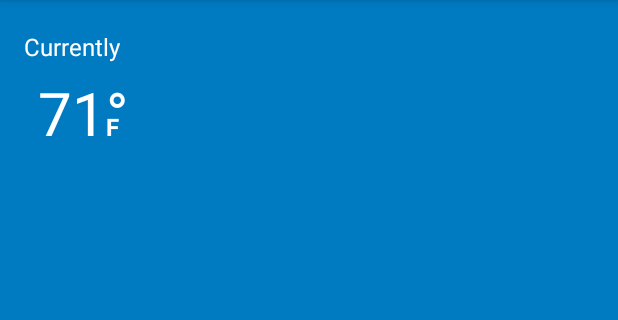
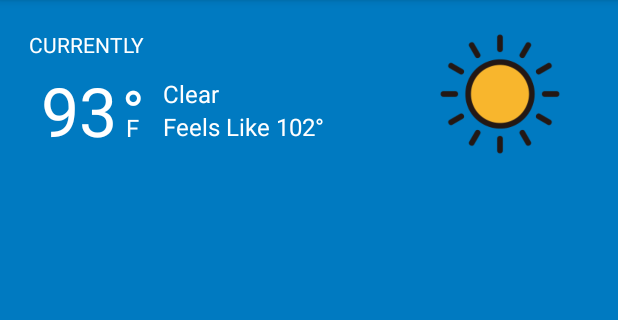
Before and after one commit to thatwaz/WeatherCast, an Android app: the screen it shows after launch (MainActivity), on a phone screen of 412 x 824 dp, the part 84-404 px from its top. Run offline under Robolectric (Android 15) with nearby library versions, the phone set to English and light mode, and no system bars; libraries missing offline, so code that uses them is left out: com.karumi.dexter.

Commit message:
add more current weather u.i.

```diff
--- a/app/src/main/res/layout/fragment_current_weather.xml
+++ b/app/src/main/res/layout/fragment_current_weather.xml
@@ -12,7 +12,17 @@
         android:layout_height="300dp"
         android:background="@color/sky_blue"
         app:layout_constraintEnd_toEndOf="parent"
-        app:layout_constraintHorizontal_bias="0.0"
+        app:layout_constraintHorizontal_bias="1.0"
+        app:layout_constraintStart_toStartOf="parent"
+        app:layout_constraintTop_toTopOf="parent">
+
+
+        <androidx.constraintlayout.widget.ConstraintLayout
+            android:id="@+id/cl_temperature"
+            android:layout_width="wrap_content"
+            android:layout_height="wrap_content"
+            android:layout_marginStart="16dp"
+            android:layout_marginTop="20dp"
             app:layout_constraintStart_toStartOf="parent"
             app:layout_constraintTop_toTopOf="parent">
 
@@ -20,11 +30,10 @@
                 android:id="@+id/lbl_currently"
                 android:layout_width="wrap_content"
                 android:layout_height="wrap_content"
-            android:text="Currently"
-            android:layout_marginTop="20dp"
-            android:layout_marginStart="16dp"
+                android:layout_marginStart="3dp"
+                android:text="CURRENTLY"
                 android:textColor="@color/white"
-            android:textSize="16sp"
+                android:textSize="14sp"
                 app:layout_constraintStart_toStartOf="parent"
                 app:layout_constraintTop_toTopOf="parent" />
 
@@ -32,37 +41,72 @@
                 android:id="@+id/tv_current_temperature"
                 android:layout_width="wrap_content"
                 android:layout_height="wrap_content"
-            android:text="71"
-            android:layout_marginTop="6dp"
+                android:layout_marginTop="4dp"
+                android:text=" 93"
                 android:textColor="@color/white"
-            android:textSize="40sp"
-            app:layout_constraintStart_toStartOf="@id/lbl_currently"
-            app:layout_constraintTop_toBottomOf="@id/lbl_currently"
-            app:layout_constraintEnd_toEndOf="@id/lbl_currently"/>
+                android:textSize="45sp"
+                app:layout_constraintStart_toStartOf="parent"
+                app:layout_constraintTop_toBottomOf="@id/lbl_currently" />
 
             <TextView
                 android:id="@+id/unicode_temperature_symbol"
-            app:layout_constraintTop_toTopOf="@id/tv_current_temperature"
-            app:layout_constraintStart_toStartOf="@id/tv_current_temperature"
-            android:layout_marginStart="35dp"
+                android:layout_width="wrap_content"
+                android:layout_height="wrap_content"
+                android:layout_marginTop="3dp"
+                android:text="\u00B0"
+                android:textColor="@color/white"
                 android:textSize="40sp"
-            android:text=" \u00B0"
-            android:textColor="@color/white"
-            android:layout_width="wrap_content"
-            android:layout_height="wrap_content"/>
+                app:layout_constraintEnd_toEndOf="@id/lbl_fahrenheit"
+                app:layout_constraintStart_toStartOf="@id/lbl_fahrenheit"
+                app:layout_constraintTop_toTopOf="@id/tv_current_temperature" />
 
 
             <TextView
                 android:id="@+id/lbl_fahrenheit"
                 android:layout_width="wrap_content"
                 android:layout_height="wrap_content"
-        android:textStyle="bold"
-        app:layout_constraintBaseline_toBaselineOf="@id/tv_current_temperature"
-        app:layout_constraintStart_toEndOf="@id/tv_current_temperature"
-        android:textSize="16sp"
+                android:layout_marginStart="6dp"
                 android:text="F"
                 android:textColor="@color/white"
-/>
+                android:textSize="16sp"
+
+                app:layout_constraintBaseline_toBaselineOf="@id/tv_current_temperature"
+                app:layout_constraintStart_toEndOf="@id/tv_current_temperature" />
+
+        </androidx.constraintlayout.widget.ConstraintLayout>
+
+        <TextView
+            android:id="@+id/tv_current_conditions"
+            android:layout_width="wrap_content"
+            android:layout_height="wrap_content"
+            android:textColor="@color/white"
+            android:textSize="16sp"
+            android:layout_marginStart="12dp"
+            android:text="Clear"
+            app:layout_constraintTop_toTopOf="@id/cl_temperature"
+            app:layout_constraintStart_toEndOf="@+id/cl_temperature"
+            app:layout_constraintBottom_toBottomOf="@id/cl_temperature"/>
+
+        <ImageView
+            android:id="@+id/imageView"
+            android:layout_width="125dp"
+            android:layout_height="125dp"
+
+            android:layout_marginEnd="16dp"
+            android:src="@drawable/sun"
+            app:layout_constraintEnd_toEndOf="parent"
+            app:layout_constraintBottom_toBottomOf="@id/cl_temperature"
+            app:layout_constraintTop_toTopOf="@id/cl_temperature" />
+
+        <TextView
+            android:id="@+id/tv_feels_like"
+            android:layout_width="wrap_content"
+            android:layout_height="wrap_content"
+            android:textColor="@color/white"
+            android:textSize="16sp"
+            android:text="Feels Like 102\u00B0"
+            app:layout_constraintStart_toStartOf="@+id/tv_current_conditions"
+            app:layout_constraintTop_toBottomOf="@id/tv_current_conditions" />
 
 
     </androidx.constraintlayout.widget.ConstraintLayout>
--- a/app/src/main/res/values/colors.xml
+++ b/app/src/main/res/values/colors.xml
@@ -12,6 +12,7 @@
     <color name="blue_700">#303F9F</color>
     <color name="dark_blue">#002171</color>
     <color name="sky_blue">#007ac1</color>
+    <color name="sky_blue2">#03A9F4</color>
     <color name="sky_grey">#62757f</color>
     <color name="sky_night">#000051</color>
 </resources>
```
Lines whose indentation alone changed are shown as unchanged.
